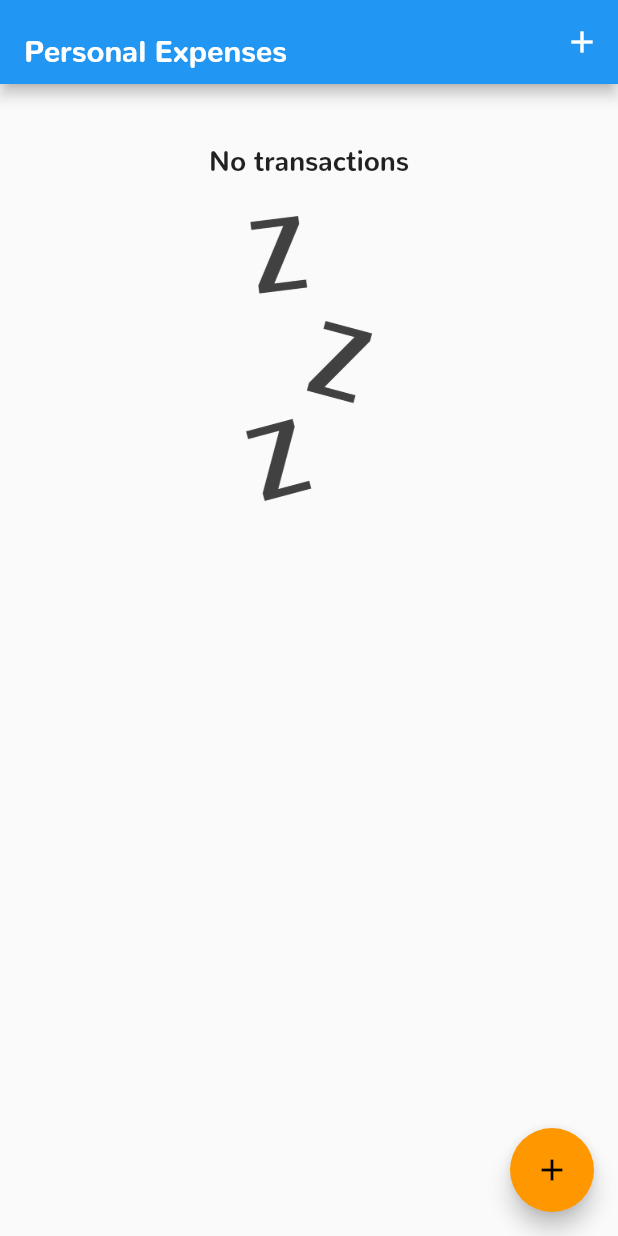
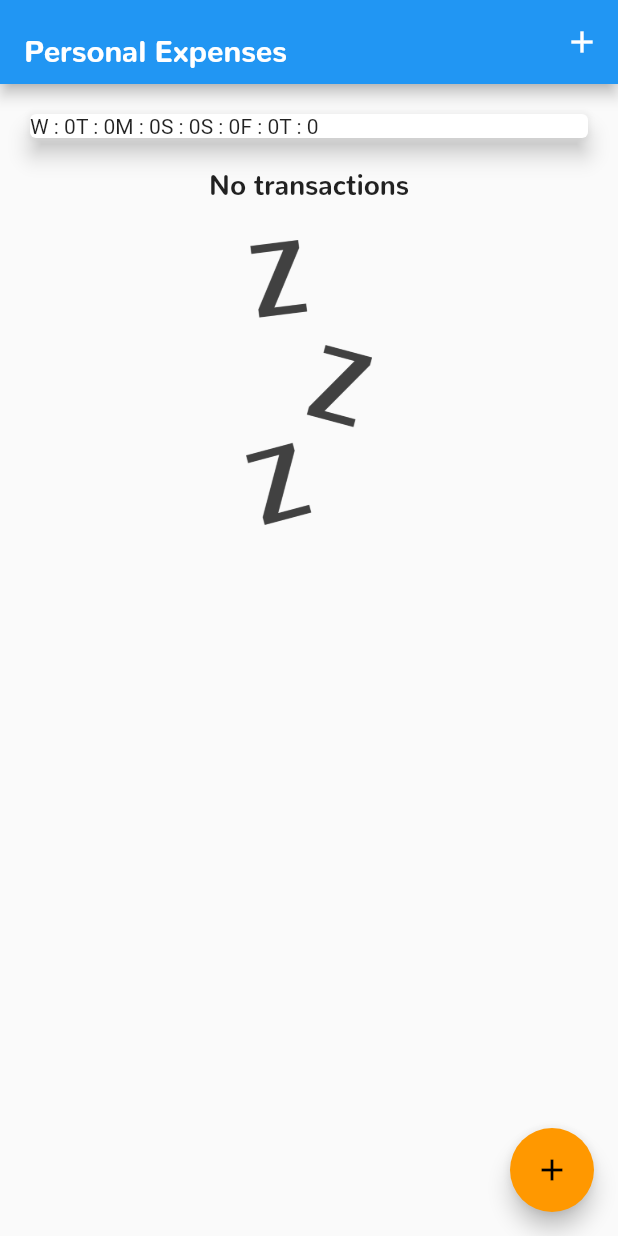
Before and after one commit to Bluesamyou/flutter_expense_tracker, a Flutter app: the screen it shows after launch, on a phone screen of 412 x 824 dp. Run offline on Flutter 3.47's test engine with Material 2 defaults, Android fonts, the phone set to English and light mode, and no system bars.

Commit message:
Created Chart Bars widget

```diff
--- a/lib/widgets/chart.dart
+++ b/lib/widgets/chart.dart
@@ -21,13 +21,8 @@ class Chart extends StatelessWidget {
         }
       }
 
-      print({
-        "day": DateFormat.E().format(weekday),
-        "amount": totalSum,
-      });
-
       return {
-        "day": DateFormat.E().format(weekday),
+        "day": DateFormat.E().format(weekday).substring(0, 1),
         "amount": totalSum,
       };
     });
@@ -40,7 +35,9 @@ class Chart extends StatelessWidget {
       elevation: 6,
       margin: EdgeInsets.all(20),
       child: Row(
-        children: <Widget>[],
+        children: groupedTransactionList.map((data) {
+          return Text('${data["day"]} : ${data["amount"].toString()}');
+        }).toList(),
       ),
     );
   }
```
Also changed, not shown: lib/widgets/chart_bar.dart (added, +49 -0 lines).
